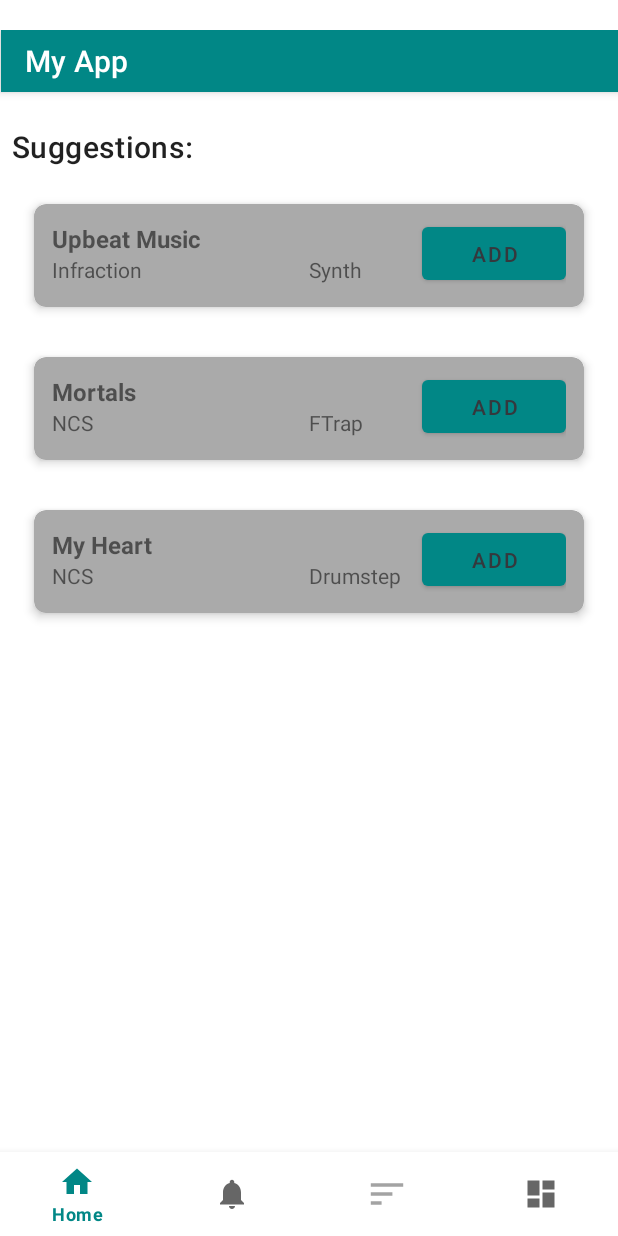
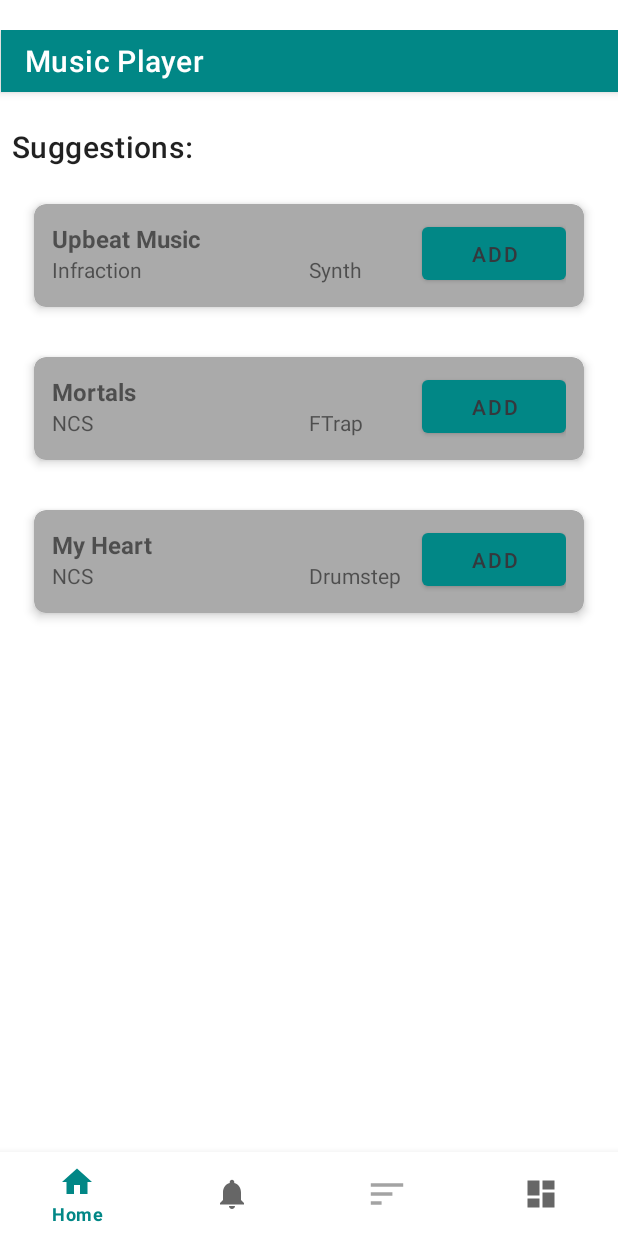
Before and after one commit to Garymicallef44/Mobile-Computing-app, an Android app: the screen it shows after launch (MainActivity), on a phone screen of 412 x 824 dp. Run offline under Robolectric (Android 15) with nearby library versions, the phone set to English and light mode, and no system bars; our stand-ins replace navigation-ui.

Commit message:
Modified toolbar

```diff
--- a/app/src/main/res/layout/activity_main.xml
+++ b/app/src/main/res/layout/activity_main.xml
@@ -15,7 +15,7 @@
         android:elevation="4dp"
         app:layout_constraintEnd_toEndOf="parent"
         app:layout_constraintTop_toTopOf="parent"
-        app:title="My App"
+        app:title="Music Player"
         app:titleTextColor="@android:color/white" />
 
     <com.google.android.material.bottomnavigation.BottomNavigationView
```
Also changed, not shown: app/src/main/java/com/example/mobilecomputingproject/Playlist.java (+6 -2 lines).
